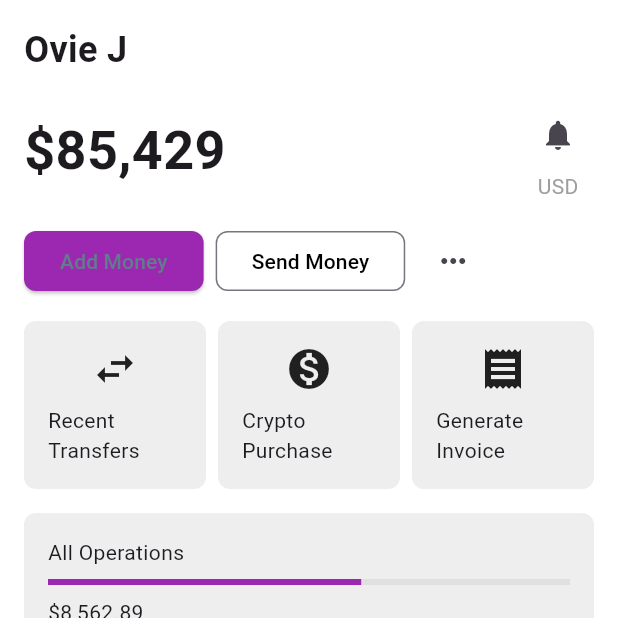
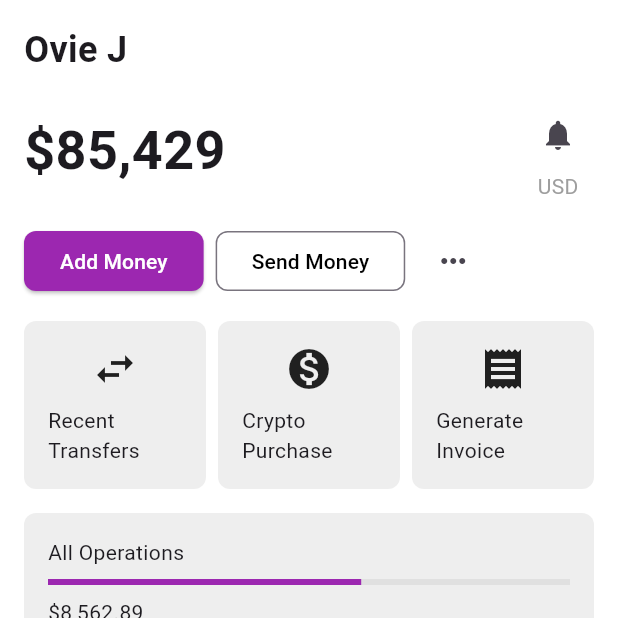
Before and after one commit to Kellytomi/fintech, a Flutter app: the screen it shows after launch, on a phone screen of 412 x 824 dp, the top half of it. Run offline on Flutter 3.47's test engine with Material 3 defaults, Android fonts, the phone set to English and light mode, and no system bars.

Commit message:
Changed text color to white

```diff
--- a/lib/main.dart
+++ b/lib/main.dart
@@ -74,7 +74,7 @@ class HomeScreen extends StatelessWidget {
                         borderRadius: BorderRadius.circular(8),
                       ),
                     ),
-                    child: const Text('Add Money', style: TextStyle(color: Colors.blueGrey),),
+                    child: const Text('Add Money', style: TextStyle(color: Colors.white),),
                   ),
                   const SizedBox(width: 8),
                   OutlinedButton(
```
